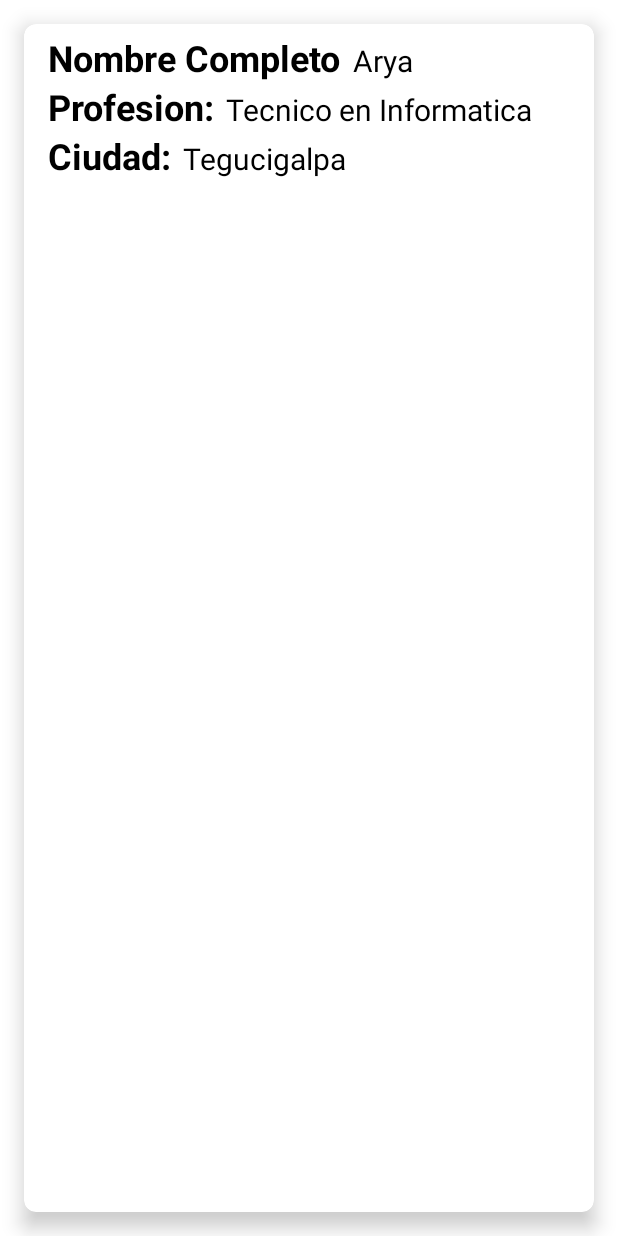
After one commit to djag07907/tato, an Android app: the layout list_item.xml on its own in the app's theme, with its tools: preview values and no code run, on a phone screen of 412 x 824 dp. The commit adds this screen. Run offline under Robolectric (Android 15) with nearby library versions, the phone set to English and light mode, and no system bars.

Commit message:
recycler view for tech listing

```diff
--- a/app/src/main/AndroidManifest.xml
+++ b/app/src/main/AndroidManifest.xml
@@ -9,6 +9,9 @@
         android:roundIcon="@mipmap/ic_launcher_round"
         android:supportsRtl="true"
         android:theme="@style/Theme.Tato">
+        <activity
+            android:name=".TechListingActivity"
+            android:exported="false" />
         <activity
             android:name=".techwindowtest"
             android:exported="false" />
--- /dev/null
+++ b/app/src/main/java/solutions/alva/of/son/tato/TechListingActivity.kt
@@ -0,0 +1,11 @@
+package solutions.alva.of.son.tato
+
+import androidx.appcompat.app.AppCompatActivity
+import android.os.Bundle
+
+class TechListingActivity : AppCompatActivity() {
+    override fun onCreate(savedInstanceState: Bundle?) {
+        super.onCreate(savedInstanceState)
+        setContentView(R.layout.activity_tech_listing)
+    }
+}
--- /dev/null
+++ b/app/src/main/res/layout/activity_tech_listing.xml
@@ -0,0 +1,16 @@
+<?xml version="1.0" encoding="utf-8"?>
+<androidx.constraintlayout.widget.ConstraintLayout xmlns:android="http://schemas.android.com/apk/res/android"
+    xmlns:app="http://schemas.android.com/apk/res-auto"
+    xmlns:tools="http://schemas.android.com/tools"
+    android:layout_width="match_parent"
+    android:layout_height="match_parent"
+    tools:context=".TechListingActivity">
+
+    <androidx.recyclerview.widget.RecyclerView
+        android:id="@+id/techRecyclerView"
+        android:layout_width="409dp"
+        android:layout_height="729dp"
+        app:layout_constraintBottom_toBottomOf="parent"
+        app:layout_constraintTop_toTopOf="parent"
+        tools:layout_editor_absoluteX="1dp" />
+</androidx.constraintlayout.widget.ConstraintLayout>
--- /dev/null
+++ b/app/src/main/res/layout/list_item.xml
@@ -0,0 +1,98 @@
+<?xml version="1.0" encoding="utf-8"?>
+<androidx.cardview.widget.CardView xmlns:android="http://schemas.android.com/apk/res/android"
+    android:layout_width="match_parent"
+    android:layout_height="match_parent"
+    xmlns:app="http://schemas.android.com/apk/res-auto"
+    app:cardElevation="8dp"
+    app:cardCornerRadius="8dp"
+    android:layout_margin="16dp">
+
+    <LinearLayout
+        android:layout_width="wrap_content"
+        android:layout_height="wrap_content"
+        android:layout_marginStart="16dp"
+        android:layout_marginVertical="6dp"
+        android:orientation="vertical">
+
+        <LinearLayout
+            android:layout_width="wrap_content"
+            android:layout_height="wrap_content"
+            android:layout_gravity="center_vertical"
+            android:orientation="horizontal">
+
+            <TextView
+                android:layout_width="wrap_content"
+                android:layout_height="wrap_content"
+                android:text="@string/name"
+                android:textColor="@color/black"
+                android:textSize="24sp"
+                android:textStyle="bold"/>
+
+            <TextView
+                android:layout_width="wrap_content"
+                android:layout_height="wrap_content"
+                android:id="@+id/techName"
+                android:layout_marginStart="8dp"
+                android:text="Arya"
+                android:textColor="@color/black"
+                android:textSize="20sp"/>
+
+
+        </LinearLayout>
+
+        <LinearLayout
+            android:layout_width="wrap_content"
+            android:layout_height="wrap_content"
+            android:layout_gravity="center_vertical"
+            android:orientation="horizontal">
+
+            <TextView
+                android:layout_width="wrap_content"
+                android:layout_height="wrap_content"
+                android:text="@string/tech_profession"
+                android:textColor="@color/black"
+                android:textSize="24sp"
+                android:textStyle="bold"/>
+
+            <TextView
+                android:layout_width="wrap_content"
+                android:layout_height="wrap_content"
+                android:id="@+id/techProfession"
+                android:layout_marginStart="8dp"
+                android:text="Tecnico en Informatica"
+                android:textColor="@color/black"
+                android:textSize="20sp"/>
+
+
+        </LinearLayout>
+
+        <LinearLayout
+            android:layout_width="wrap_content"
+            android:layout_height="wrap_content"
+            android:layout_gravity="center_vertical"
+            android:orientation="horizontal">
+
+            <TextView
+                android:layout_width="wrap_content"
+                android:layout_height="wrap_content"
+                android:text="@string/city_name"
+                android:textColor="@color/black"
+                android:textSize="24sp"
+                android:textStyle="bold"/>
+
+            <TextView
+                android:layout_width="wrap_content"
+                android:layout_height="wrap_content"
+                android:id="@+id/techCity"
+                android:layout_marginStart="8dp"
+                android:text="Tegucigalpa"
+                android:textColor="@color/black"
+                android:textSize="20sp"/>
+
+
+        </LinearLayout>
+
+
+    </LinearLayout>
+
+</androidx.cardview.widget.CardView>
--- a/app/src/main/res/values/strings.xml
+++ b/app/src/main/res/values/strings.xml
@@ -34,4 +34,7 @@
     <string name="client_type">Cliente</string>
     <string name="tech_type">Tecnico Profesional</string>
     <string name="user_type">Que tipo de usuario eres?</string>
+    <string name="city_name">Ciudad: </string>
+    <string name="tech_profession">Profesion: </string>
+
 </resources>
```
